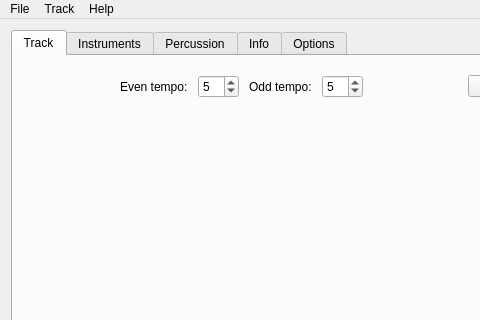
Qt form mainwindow.ui (steux/tiatracker) before a commit; both pictures show x 0 to 480 and y 0 to 320 of the 1064 by 783 pixel window.
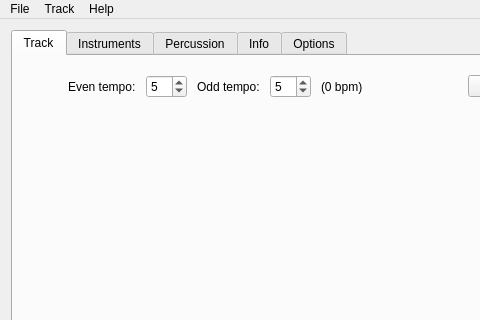
The same form after that commit. The open tabs and pages were chosen to show the change. Icons and pictures are not drawn. Custom widgets are drawn as their Qt base class.

Patch:
```diff
--- a/mainwindow.ui
+++ b/mainwindow.ui
@@ -107,6 +107,13 @@
                 </property>
                </widget>
               </item>
+              <item>
+               <widget class="QLabel" name="labelBPM">
+                <property name="text">
+                 <string>(0 bpm)</string>
+                </property>
+               </widget>
+              </item>
              </layout>
             </widget>
            </item>
```
Left out of the diff: 6 changed lines with no effect on the pictures.
